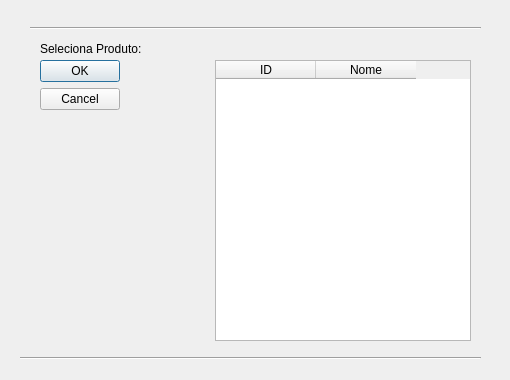
Qt form visao/botaopesquisaproduto.ui (AlanJP0/ItH_Estoque) before a commit.
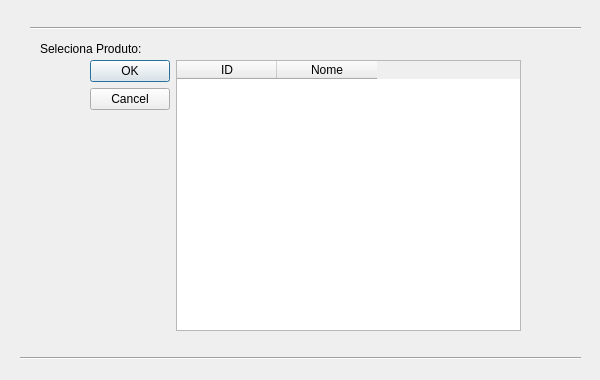
The same form after that commit.

```diff
--- a/visao/botaopesquisaproduto.ui
+++ b/visao/botaopesquisaproduto.ui
@@ -6,13 +6,13 @@
    <rect>
     <x>0</x>
     <y>0</y>
-    <width>510</width>
+    <width>600</width>
     <height>380</height>
    </rect>
   </property>
   <property name="maximumSize">
    <size>
-    <width>510</width>
+    <width>600</width>
     <height>380</height>
    </size>
   </property>
@@ -37,7 +37,7 @@
     <rect>
      <x>20</x>
      <y>350</y>
-     <width>461</width>
+     <width>561</width>
      <height>16</height>
     </rect>
    </property>
@@ -50,7 +50,7 @@
     <rect>
      <x>30</x>
      <y>20</y>
-     <width>451</width>
+     <width>551</width>
      <height>16</height>
     </rect>
    </property>
@@ -58,13 +58,13 @@
     <enum>Qt::Horizontal</enum>
    </property>
   </widget>
-  <widget class="QWidget" name="">
+  <widget class="QWidget" name="layoutWidget">
    <property name="geometry">
     <rect>
-     <x>40</x>
+     <x>90</x>
      <y>60</y>
      <width>431</width>
-     <height>281</height>
+     <height>271</height>
     </rect>
    </property>
    <layout class="QHBoxLayout" name="horizontalLayout">
@@ -78,19 +78,6 @@
       </property>
      </widget>
     </item>
-    <item>
-     <spacer name="horizontalSpacer">
-      <property name="orientation">
-       <enum>Qt::Horizontal</enum>
-      </property>
-      <property name="sizeHint" stdset="0">
-       <size>
-        <width>40</width>
-        <height>20</height>
-       </size>
-      </property>
-     </spacer>
-    </item>
     <item>
      <widget class="QTableWidget" name="tabelaSelecaoProduto">
       <column>
```
Left out of the diff: 3 changed lines with no effect on the pictures.
